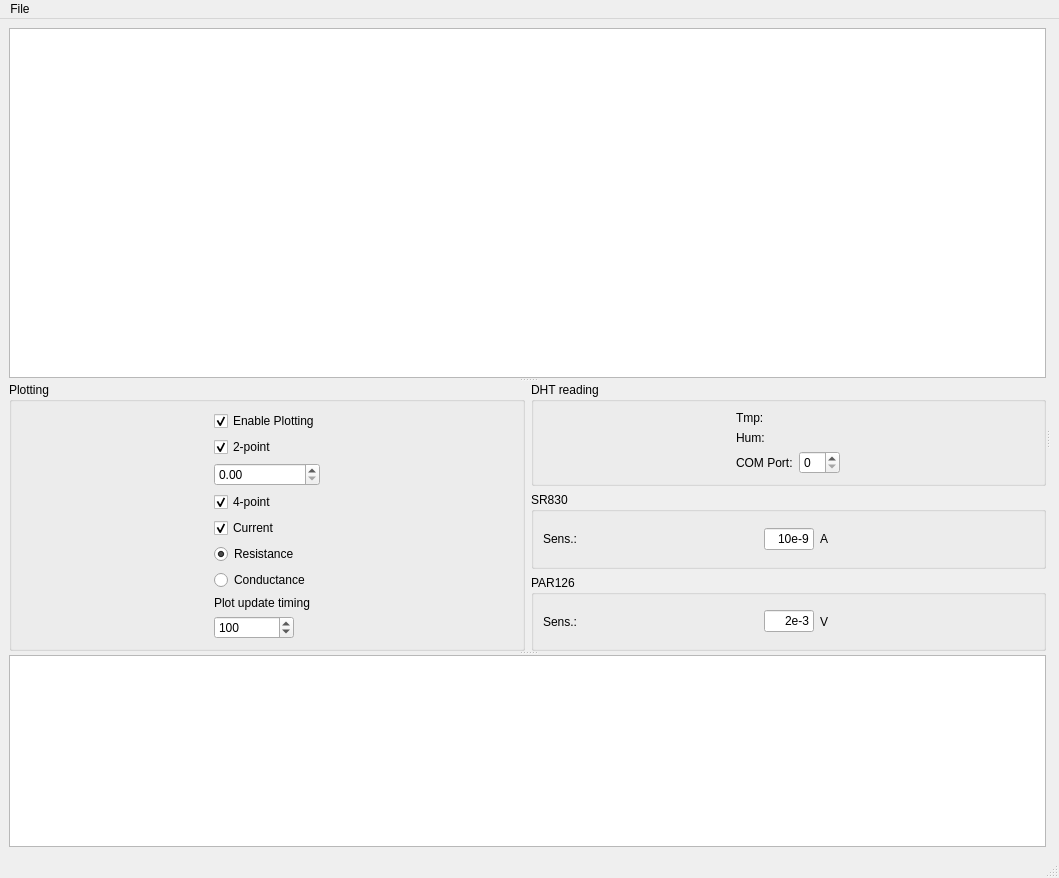
Before: the Qt Designer form mainwindow.ui in MerlinSmiles/lithocontrol, drawn with Qt 5.
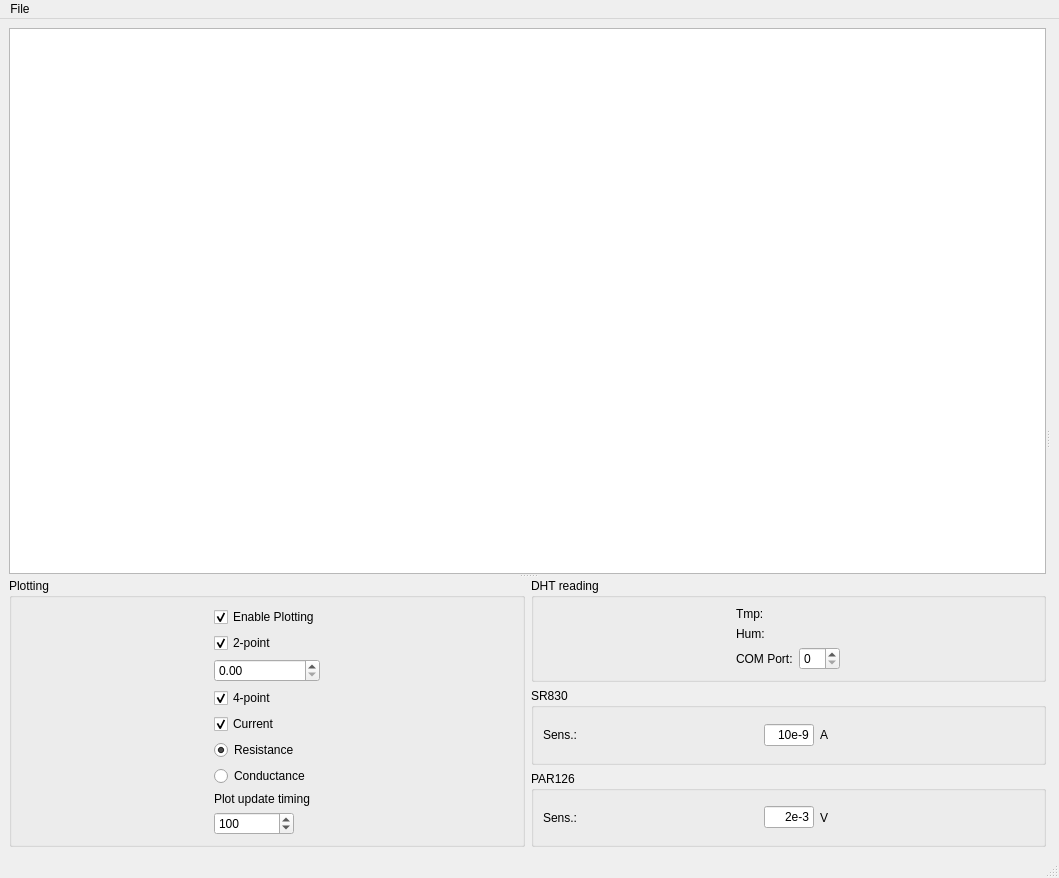
After: the same form once the commit is applied.

```diff
--- a/mainwindow.ui
+++ b/mainwindow.ui
@@ -50,7 +50,7 @@
        </property>
        <property name="minimumSize">
         <size>
-         <width>300</width>
+         <width>350</width>
          <height>0</height>
         </size>
        </property>
@@ -425,7 +425,6 @@
          </item>
         </layout>
        </widget>
-       <widget class="QTreeView" name="tree_settings"/>
       </widget>
       <widget class="QWidget" name="verticalLayoutWidget">
        <layout class="QVBoxLayout" name="plotSplitter"/>
```
